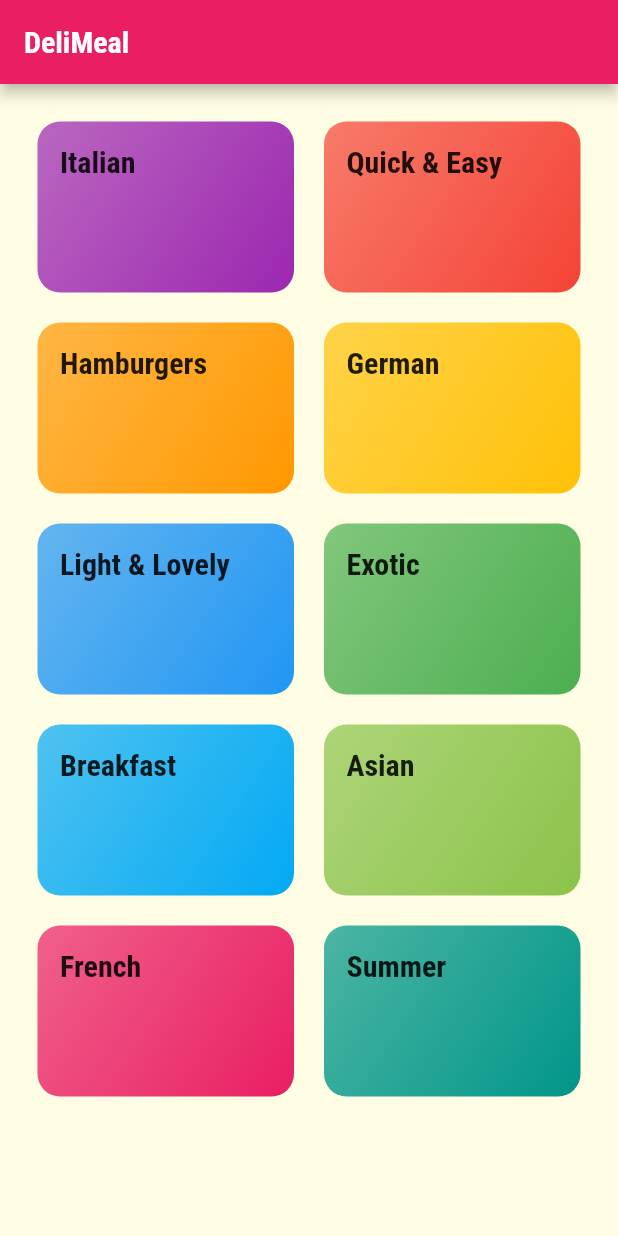
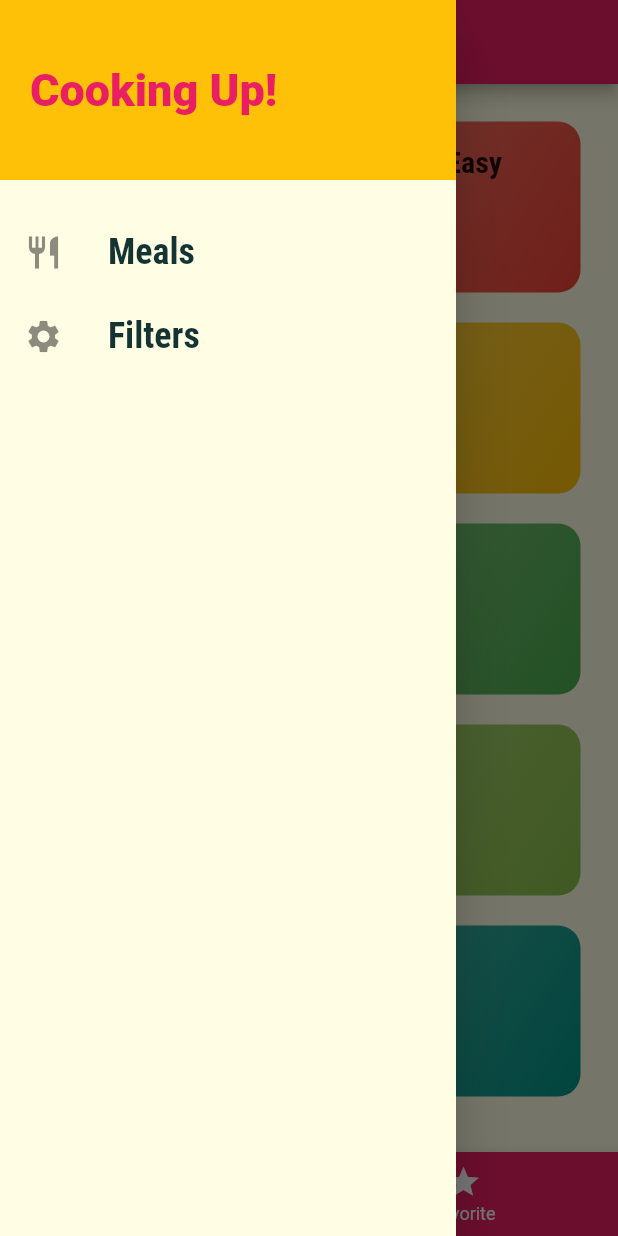
Before and after one commit to CelioHauck/meals_app, a Flutter app: the screen it shows after launch, with the side drawer open (before the commit the screen has no drawer), on a phone screen of 412 x 824 dp. Run offline on Flutter 3.47's test engine with Material 2 defaults, Android fonts, the phone set to English and light mode, and no system bars; Roboto replaces fonts that are missing (Raleway).

Commit message:
Criacao de custom drawer e das telas de filtro e favorito

```diff
--- a/lib/main.dart
+++ b/lib/main.dart
@@ -1,7 +1,9 @@
 import 'package:flutter/material.dart';
 import 'package:meals_app/screen/categories_screen.dart';
 import 'package:meals_app/screen/category_meals_screen.dart';
+import 'package:meals_app/screen/filters_screen.dart';
 import 'package:meals_app/screen/meal_detail_screen.dart';
+import 'package:meals_app/screen/tabs_screen.dart';
 
 void main() {
   runApp(const MyApp());
@@ -14,7 +16,7 @@ class MyApp extends StatelessWidget {
   @override
   Widget build(BuildContext context) {
     return MaterialApp(
-      title: 'Flutter Demo',
+      title: 'Meals App',
       theme: ThemeData(
         // This is the theme of your application.
         //
@@ -49,9 +51,10 @@ class MyApp extends StatelessWidget {
       // home: const CategoriesScreen(),
       initialRoute: '/', // default is '/'
       routes: {
-        '/': (context) => const CategoriesScreen(),
+        '/': (context) => const TabsScreen(),
         CategoryMealsScreen.routeName: (context) => const CategoryMealsScreen(),
         MealDetailScreen.routeName: (context) => const MealDetailScreen(),
+        FiltersScreen.routeName: (context) => const FiltersScreen(),
       },
       //TIP: Uma forma de gerar rotas dinamicas
       onGenerateRoute: (settings) {
--- a/lib/screen/categories_screen.dart
+++ b/lib/screen/categories_screen.dart
@@ -7,11 +7,7 @@ class CategoriesScreen extends StatelessWidget {
 
   @override
   Widget build(BuildContext context) {
-    return Scaffold(
-      appBar: AppBar(
-        title: const Text('DeliMeal'),
-      ),
-      body: GridView(
+    return GridView(
       padding: const EdgeInsets.all(25),
       children: [
         ...dummyCategories
@@ -30,7 +26,6 @@ class CategoriesScreen extends StatelessWidget {
         crossAxisSpacing: 20,
         mainAxisSpacing: 20,
       ),
-      ),
     );
   }
 }
--- /dev/null
+++ b/lib/screen/favorites_screen.dart
@@ -0,0 +1,12 @@
+import 'package:flutter/material.dart';
+
+class FavoriteScreen extends StatelessWidget {
+  const FavoriteScreen({Key? key}) : super(key: key);
+
+  @override
+  Widget build(BuildContext context) {
+    return const Center(
+      child: Text('Favorites'),
+    );
+  }
+}
--- /dev/null
+++ b/lib/screen/filters_screen.dart
@@ -0,0 +1,15 @@
+import 'package:flutter/material.dart';
+
+class FiltersScreen extends StatelessWidget {
+  static const routeName = '/filters';
+  const FiltersScreen({Key? key}) : super(key: key);
+
+  @override
+  Widget build(BuildContext context) {
+    return const Scaffold(
+      body: Center(
+        child: Text('Filter screen'),
+      ),
+    );
+  }
+}
--- a/lib/screen/meal_detail_screen.dart
+++ b/lib/screen/meal_detail_screen.dart
@@ -6,6 +6,9 @@ class MealDetailScreen extends StatelessWidget {
 
   const MealDetailScreen({Key? key}) : super(key: key);
 
+  //TIP: Se esse app fosse um app que mudasse de tema, uma melhoria de performance
+  //seria transformar esse build em um proprio widget para evitar que o metodo
+  //do build desse widget fosse trigado quando um tema fosse alterado.
   Widget buildSectionTitle(String title, BuildContext ctx) {
     return Container(
       margin: const EdgeInsets.symmetric(
--- /dev/null
+++ b/lib/screen/tabs_screen.dart
@@ -0,0 +1,85 @@
+import 'package:flutter/material.dart';
+import 'package:meals_app/screen/categories_screen.dart';
+
+import '../widgets/main_drawer.dart';
+import 'favorites_screen.dart';
+
+class TabsScreen extends StatefulWidget {
+  const TabsScreen({Key? key}) : super(key: key);
+
+  @override
+  State<TabsScreen> createState() => _TabsScreenState();
+}
+
+class _TabsScreenState extends State<TabsScreen> {
+  final List<Map<String, Object>> _pages = const [
+    {'page': CategoriesScreen(), 'title': 'Categories'},
+    {'page': FavoriteScreen(), 'title': 'Your Favorite'},
+  ];
+
+  int _selectedPageIndex = 0;
+
+  void _selectPage(int index) {
+    setState(() {
+      _selectedPageIndex = index;
+    });
+  }
+
+  Widget _buildTabBarExample() => DefaultTabController(
+        length: 2,
+        child: Scaffold(
+          appBar: AppBar(
+            title: const Text('Meals'),
+            bottom: const TabBar(
+              tabs: [
+                Tab(
+                  icon: Icon(Icons.category),
+                  text: 'Categories',
+                ),
+                Tab(
+                  icon: Icon(Icons.star),
+                  text: 'Favorite',
+                ),
+              ],
+            ),
+          ),
+          body: const TabBarView(children: [
+            CategoriesScreen(),
+            FavoriteScreen(),
+          ]),
+        ),
+      );
+
+  Widget _buildBottomTabBarExample(BuildContext ctx) => Scaffold(
+        appBar: AppBar(
+          title: Text(_pages[_selectedPageIndex]['title'] as String),
+        ),
+        drawer: const MainDrawer(),
+        body: _pages[_selectedPageIndex]['page'] as Widget,
+        bottomNavigationBar: BottomNavigationBar(
+          onTap: _selectPage,
+          backgroundColor: Theme.of(context).colorScheme.primary,
+          unselectedItemColor: Colors.white,
+          selectedItemColor: Theme.of(context).colorScheme.secondary,
+          currentIndex: _selectedPageIndex,
+          // type: BottomNavigationBarType.shifting,
+          items: [
+            BottomNavigationBarItem(
+              backgroundColor: Theme.of(context).colorScheme.primary,
+              icon: const Icon(Icons.category),
+              label: 'Categories',
+            ),
+            BottomNavigationBarItem(
+              backgroundColor: Theme.of(context).colorScheme.primary,
+              icon: const Icon(Icons.star),
+              label: 'Favorite',
+            ),
+          ],
+        ),
+      );
+
+  @override
+  Widget build(BuildContext context) {
+    return _buildBottomTabBarExample(context);
+  }
+}
--- /dev/null
+++ b/lib/widgets/main_drawer.dart
@@ -0,0 +1,66 @@
+import 'package:flutter/material.dart';
+
+class MainDrawer extends StatelessWidget {
+  const MainDrawer({Key? key}) : super(key: key);
+
+  Widget _buildListTitle({
+    required String title,
+    required IconData icon,
+    required VoidCallback onTap,
+  }) {
+    return ListTile(
+      leading: Icon(icon, size: 26),
+      title: Text(
+        title,
+        style: const TextStyle(
+          fontFamily: 'RobotoCondensed',
+          fontSize: 24,
+          fontWeight: FontWeight.bold,
+        ),
+      ),
+      onTap: onTap,
+    );
+  }
+
+  @override
+  Widget build(BuildContext context) {
+    return Drawer(
+      child: Column(
+        children: [
+          Container(
+            width: double.infinity,
+            height: 120,
+            padding: const EdgeInsets.all(20),
+            alignment: Alignment.centerLeft,
+            color: Theme.of(context).colorScheme.secondary,
+            child: Text(
+              'Cooking Up!',
+              style: TextStyle(
+                fontWeight: FontWeight.w900,
+                fontSize: 30,
+                color: Theme.of(context).colorScheme.primary,
+              ),
+            ),
+          ),
+          const SizedBox(
+            height: 20,
+          ),
+          _buildListTitle(
+            icon: Icons.restaurant,
+            title: 'Meals',
+            onTap: () {
+              Navigator.of(context).pushNamed('/');
+            },
+          ),
+          _buildListTitle(
+            icon: Icons.settings,
+            title: 'Filters',
+            onTap: () {
+              Navigator.of(context).pushNamed('/filters');
+            },
+          ),
+        ],
+      ),
+    );
+  }
+}
```
Lines whose indentation alone changed are shown as unchanged.
